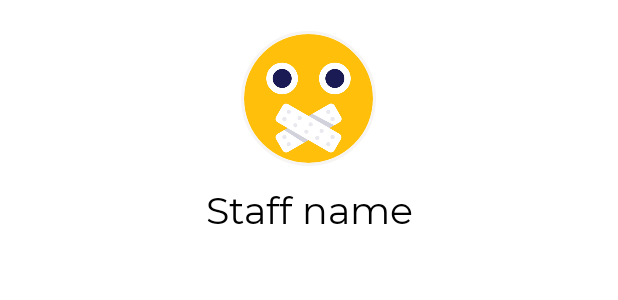
After one commit to harishpadmanabh-HP/GroceriApp, an Android app: the layout single_staff_list_item.xml on its own in the app's theme, with its tools: preview values and no code run, on a phone screen of 412 x 824 dp. The commit adds this screen. Shown: the top 300 px of the screen. Run offline under Robolectric (Android 15) with nearby library versions, the phone set to English and light mode, and no system bars.

Commit message:
staffslist and animation crash fixes

```diff
--- a/app/build.gradle
+++ b/app/build.gradle
@@ -42,5 +42,7 @@ dependencies {
     implementation 'com.github.shrikanth7698:Custom-Navigation-Drawer:v0.0.1'
     implementation 'com.github.bumptech.glide:glide:4.11.0'
     annotationProcessor 'com.github.bumptech.glide:compiler:4.11.0'
+    implementation 'de.hdodenhof:circleimageview:3.1.0'
+
 
 }
--- a/app/src/main/java/com/hp/groceriapp/Retro/Apis.java
+++ b/app/src/main/java/com/hp/groceriapp/Retro/Apis.java
@@ -6,6 +6,7 @@ import com.hp.groceriapp.Shopowner.Model.AddproductModel;
 import com.hp.groceriapp.Shopowner.Model.Login_model;
 import com.hp.groceriapp.Shopowner.Model.ProductlistModel;
 import com.hp.groceriapp.Shopowner.Model.Reg_model;
+import com.hp.groceriapp.Shopowner.Model.StaffsListModel;
 
 import okhttp3.MultipartBody;
 import retrofit2.Call;
@@ -44,4 +45,6 @@ public interface Apis {
                                                @Part("rack_no") String rack_no,
                                                @Part("id") String id,
                                                @Part MultipartBody.Part file);
+   @GET("staff_view.php?")
+   Call<StaffsListModel>STAFFS_LIST_MODEL_CALL(@Query("id") String id);
 }
--- a/app/src/main/res/layout/productspage.xml
+++ b/app/src/main/res/layout/productspage.xml
@@ -53,7 +53,7 @@
         app:layout_constraintTop_toTopOf="@+id/guideline3" />
 
     <com.google.android.material.floatingactionbutton.ExtendedFloatingActionButton
-        android:id="@+id/addproductFAB"
+        android:id="@+id/addstaffFAB"
 
         app:icon="@drawable/ic_add_black_24dp"
         android:layout_width="wrap_content"
--- /dev/null
+++ b/app/src/main/res/layout/single_staff_list_item.xml
@@ -0,0 +1,32 @@
+<?xml version="1.0" encoding="utf-8"?>
+<LinearLayout xmlns:android="http://schemas.android.com/apk/res/android"
+    android:orientation="vertical"
+    android:layout_margin="5dp"
+    android:padding="15dp"
+    android:background="#fff"
+    android:layout_width="match_parent"
+    android:layout_height="wrap_content">
+    <de.hdodenhof.circleimageview.CircleImageView
+        xmlns:app="http://schemas.android.com/apk/res-auto"
+        android:id="@+id/staffSingleImg"
+        android:layout_width="90dp"
+        android:layout_gravity="center"
+        android:layout_height="90dp"
+        android:translationZ="18dp"
+
+        android:src="@drawable/noitem"
+        app:civ_border_width="2dp"
+        app:civ_border_color="#F7F5F4"/>
+    <TextView
+        android:id="@+id/singlestaffname"
+        android:layout_width="wrap_content"
+        android:layout_height="wrap_content"
+        android:text="Staff name"
+        android:layout_gravity="center"
+        android:gravity="center"
+        android:textSize="25dp"
+        android:fontFamily="@font/monsterregular"
+        android:textColor="#000"
+        android:layout_marginTop="12dp"
+        />
+</LinearLayout>
--- a/app/src/main/res/values/colors.xml
+++ b/app/src/main/res/values/colors.xml
@@ -7,5 +7,6 @@
     <color name="toolbarIconColor">@color/textColorPrimary</color>
     <color name="loginPageBackgroundColor">#FFFFFF</color>
     <color name="productGridBackgroundColor">#FFFFFF</color>
+    <color name="customerthemeBG">#4D1709</color>
 
 </resources>
```
Also changed, not shown: app/src/main/java/com/hp/groceriapp/Adapters/StaffAdapter.java (added, +67 -0 lines), app/src/main/java/com/hp/groceriapp/PreSignup/MainActivity.java (+8 -2 lines), app/src/main/java/com/hp/groceriapp/Shopowner/Fragments/ProductsFragment.java (+1 -7 lines), app/src/main/java/com/hp/groceriapp/Shopowner/Fragments/StaffsFragment.java (+68 -4 lines), app/src/main/java/com/hp/groceriapp/Shopowner/Model/StaffsListModel.java (added, +106 -0 lines), app/src/main/res/layout/fragment_staffs.xml (+2 -8 lines), app/src/main/res/layout/staffs_page.xml (added, +79 -0 lines).
